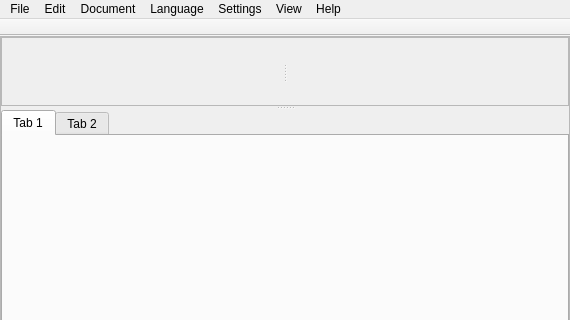
Qt form src/mainwindow.ui (Leonardo2718/Lepton_Editor) before a commit; both pictures show x 0 to 570 and y 0 to 320 of the 570 by 465 pixel window.
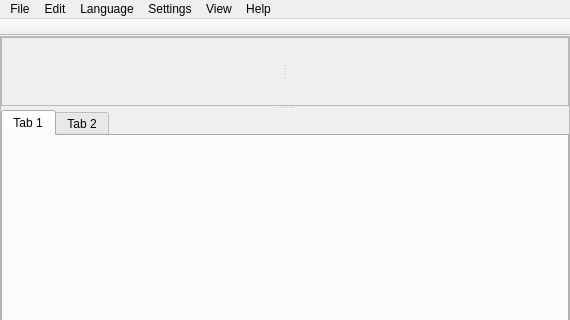
The same form after that commit.

Commit message: Remove unused `Document` menu. On branch master, changes to be committed: 	modified:   src/mainwindow.ui

What changed in the file:
```diff
--- a/src/mainwindow.ui
+++ b/src/mainwindow.ui
@@ -250,11 +250,6 @@
      <string>Edit</string>
     </property>
    </widget>
-   <widget class="QMenu" name="menuDocument">
-    <property name="title">
-     <string>Document</string>
-    </property>
-   </widget>
    <widget class="QMenu" name="menuSettings">
     <property name="title">
      <string>Settings</string>
@@ -271,7 +266,6 @@
    </widget>
    <addaction name="menuFile"/>
    <addaction name="menuEdit"/>
-   <addaction name="menuDocument"/>
    <addaction name="menuLanguage"/>
    <addaction name="menuSettings"/>
    <addaction name="menuView"/>
```
